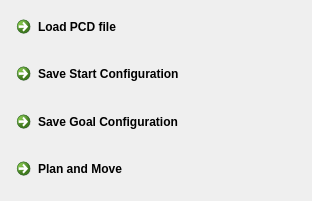
Old version of the form planning/ui/planning_plugin.ui in the repository golems/grip2_plugin.
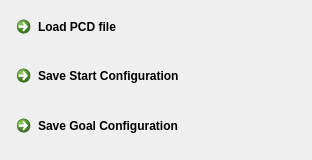
New version of the form.

Commit message: Planning ready for real world Writing a trajectory file

What changed in the file:
```diff
--- a/planning/ui/planning_plugin.ui
+++ b/planning/ui/planning_plugin.ui
@@ -7,7 +7,7 @@
     <x>0</x>
     <y>0</y>
     <width>312</width>
-    <height>201</height>
+    <height>160</height>
    </rect>
   </property>
   <property name="windowTitle">
@@ -36,13 +36,6 @@
       </property>
      </widget>
     </item>
-    <item>
-     <widget class="QCommandLinkButton" name="PlanMoveButton">
-      <property name="text">
-       <string>Plan and Move</string>
-      </property>
-     </widget>
-    </item>
    </layout>
   </widget>
  </widget>
```
The commit also changes 2 other files.
